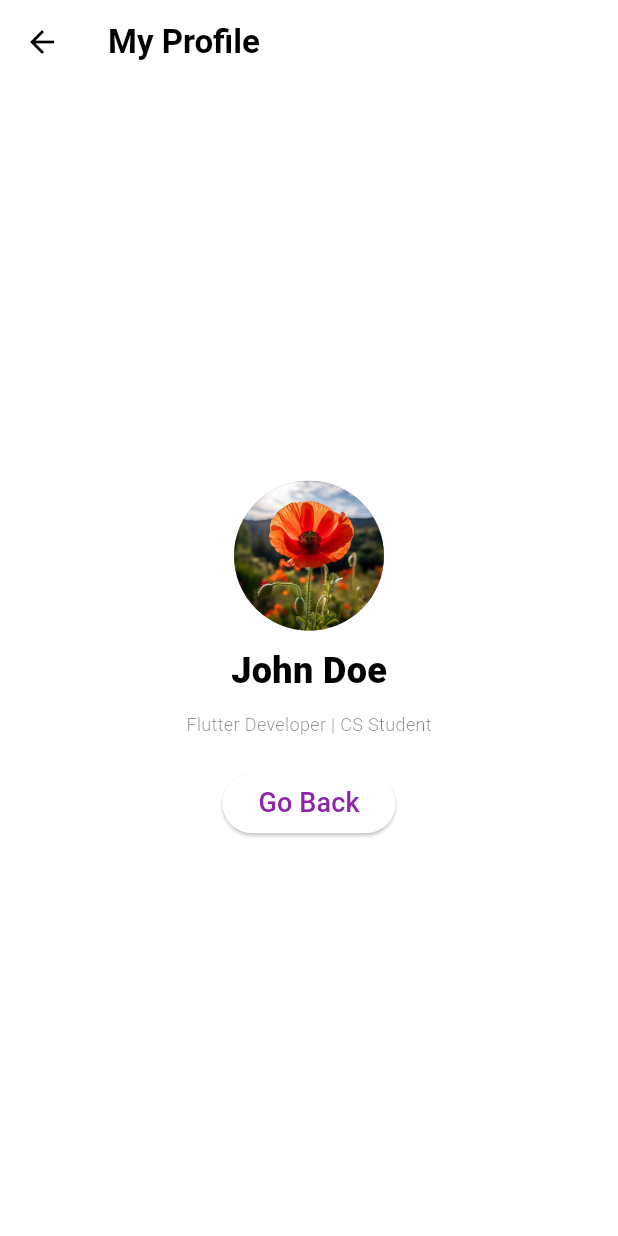
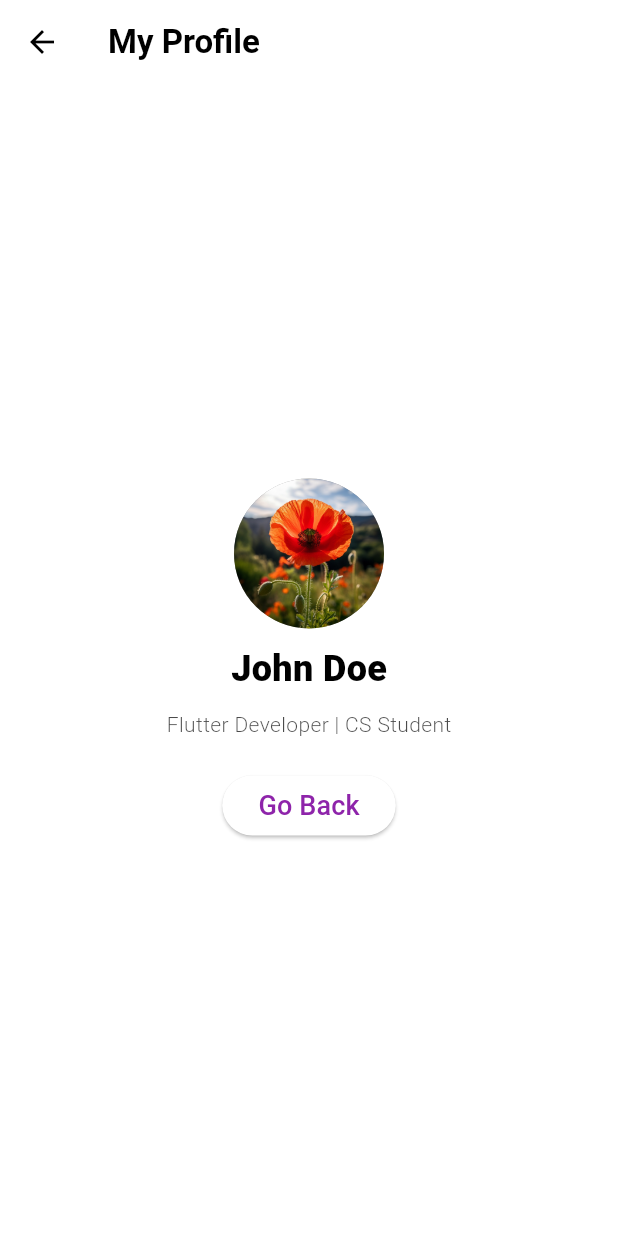
Before and after one commit to Alex-Seda/individual_assignment_5, a Flutter app: the ProfileScreen screen opened directly, on a phone screen of 412 x 824 dp. Run offline on Flutter 3.47's test engine with Material 3 defaults, Android fonts, the phone set to English and light mode, and no system bars.

Commit message:
Adjust font on ProfileScreen

```diff
--- a/lib/main.dart
+++ b/lib/main.dart
@@ -117,10 +117,10 @@ class ProfileScreen extends StatelessWidget {
             Padding(
               padding: const EdgeInsets.only(bottom: 20),
               child:const Opacity(
-                opacity: 0.5,
+                opacity: 0.7,
                 child: Text(
                   'Flutter Developer | CS Student',
-                  style: TextStyle(fontSize:12, fontWeight: FontWeight.w300),
+                  style: TextStyle(fontSize:14, fontWeight: FontWeight.w300),
                 ),
               ),
             ),
```
